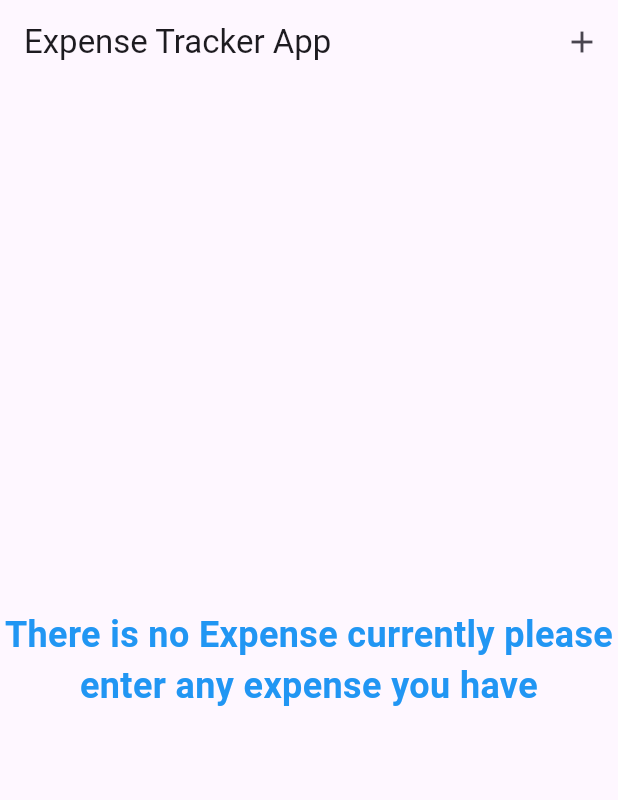
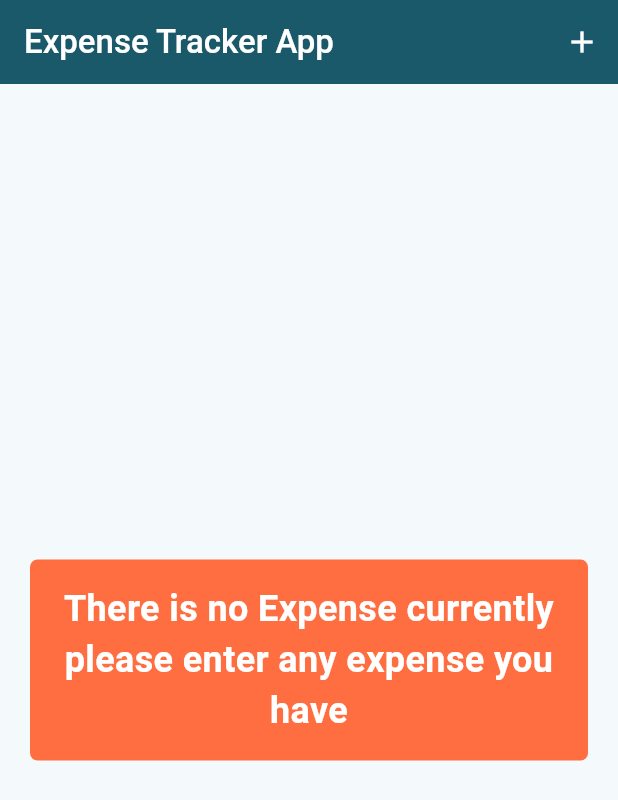
Before and after one commit to kabirDulal/expense_tracker, a Flutter app: the screen it shows after launch, on a phone screen of 412 x 824 dp. Shown: the top 800 px of the screen. Run offline on Flutter 3.47's test engine with Material 3 defaults, Android fonts, the phone set to English and light mode, and no system bars.

Commit message:
did the swapping and undo on the expenses

```diff
--- a/expense_tracker/lib/main.dart
+++ b/expense_tracker/lib/main.dart
@@ -3,6 +3,7 @@ import 'package:expense_tracker/widgets/expenses.dart';
 void main(){
   runApp(
     const MaterialApp(
+
       home: Expenses(),)
   );
 }
--- a/expense_tracker/lib/widgets/expenses.dart
+++ b/expense_tracker/lib/widgets/expenses.dart
@@ -29,22 +29,56 @@ class _ExpensesState extends State<Expenses> {
   }
 
   void _removeExpense(Expense expense) {
+    final expenseIndex = _registeredExpenses.indexOf(expense);
     setState(() {
       _registeredExpenses.remove(expense);
     });
+    ScaffoldMessenger.of(context).clearSnackBars();
+    ScaffoldMessenger.of(context).showSnackBar(
+      SnackBar(
+        duration: const Duration(seconds: 5),
+        content: Container(
+          margin: const EdgeInsets.all(20),
+          padding: const EdgeInsets.all(16),
+          decoration: BoxDecoration(
+            color: Colors.deepOrangeAccent,
+            borderRadius: BorderRadius.circular(5),
+          ),
+          child: const Text(
+            "Expense Deleted",
+          ),
+        ),
+        action: SnackBarAction(
+          label: 'Undo',
+          onPressed: () {
+            setState(() {
+              _registeredExpenses.insert(expenseIndex, expense);
+            });
+          },
+        ),
+      ),
+    );
   }
 
   @override
   Widget build(BuildContext context) {
-    Widget mainContent = const Center(
-      child: Text(
-        "There is no Expense currently please enter any expense you have",
-        style: TextStyle(
-          fontWeight: FontWeight.bold,
-          color: Colors.blue,
-          fontSize: 24,
+    Widget mainContent = Center(
+      child: Container(
+        margin: const EdgeInsets.only(left: 20, right: 20),
+        padding: const EdgeInsets.all(16),
+        decoration: BoxDecoration(
+          color: Colors.deepOrangeAccent,
+          borderRadius: BorderRadius.circular(5),
         ),
-        textAlign: TextAlign.center,
+        child: const Text(
+          "There is no Expense currently please enter any expense you have",
+          style: TextStyle(
+            fontWeight: FontWeight.bold,
+            color: Colors.white,
+            fontSize: 24,
+          ),
+          textAlign: TextAlign.center,
+        ),
       ),
     );
     if (_registeredExpenses.isNotEmpty) {
@@ -54,14 +88,23 @@ class _ExpensesState extends State<Expenses> {
       );
     }
     return Scaffold(
+      backgroundColor: const Color.fromARGB(255, 244, 250, 252),
       appBar: AppBar(
+        shadowColor: const Color.fromARGB(255, 76, 4, 134),
         actions: [
           IconButton(
             onPressed: _openAddExpenseOverlay,
-            icon: const Icon(Icons.add),
+            icon: const Icon(
+              Icons.add,
+              color: Colors.white,
+            ),
           ),
         ],
-        title: const Text('Expense Tracker App'),
+        title: const Text(
+          'Expense Tracker App',
+          style: TextStyle(color: Colors.white, fontWeight: FontWeight.w500),
+        ),
+        backgroundColor: const Color.fromARGB(255, 26, 89, 105),
       ),
       body: Column(
         children: [
--- a/expense_tracker/lib/widgets/expenses_list/expense_item.dart
+++ b/expense_tracker/lib/widgets/expenses_list/expense_item.dart
@@ -7,7 +7,7 @@ class ExpenseItem extends StatelessWidget {
   @override
   Widget build(context) {
     return Card(
-      color: const Color.fromARGB(255, 152, 118, 165),
+      color: const Color.fromARGB(255, 51, 160, 233),
       child: Padding(
         padding: const EdgeInsets.symmetric(horizontal: 20, vertical: 16),
         child: Column(
--- a/expense_tracker/lib/widgets/expenses_list/expense_list.dart
+++ b/expense_tracker/lib/widgets/expenses_list/expense_list.dart
@@ -12,7 +12,10 @@ class ExpensesList extends StatelessWidget {
 
   @override
   Widget build(BuildContext context) {
-    return ListView.builder(
+    return Container(
+      margin: const EdgeInsets.only(top: 20, bottom: 50),
+      child: ListView.builder(
+        shrinkWrap: true,
         itemCount: expenses.length,
         itemBuilder: (ctx, index) => Dismissible(
           key: ValueKey(expenses[index]),
@@ -21,6 +24,7 @@ class ExpensesList extends StatelessWidget {
           },
           child: ExpenseItem(expense: expenses[index]),
         ),
+      ),
     );
   }
 }
```
Lines whose indentation alone changed are shown as unchanged.
